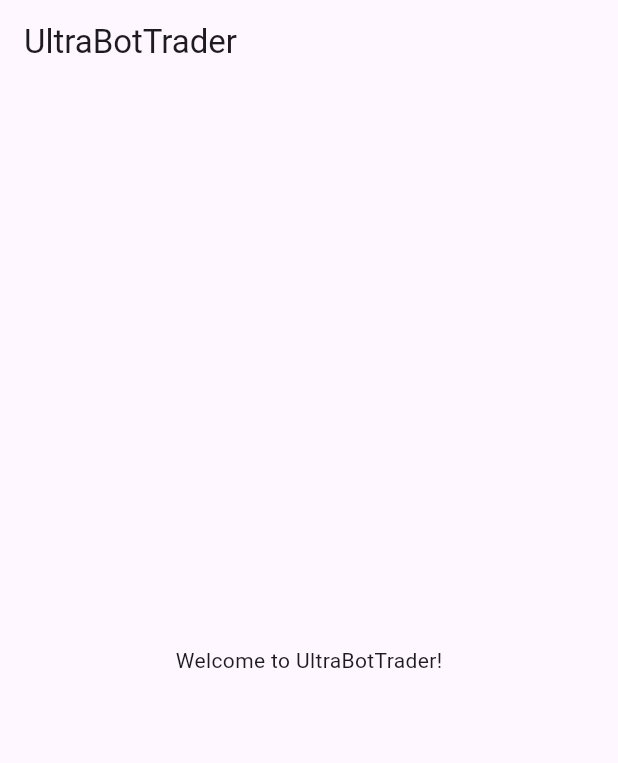
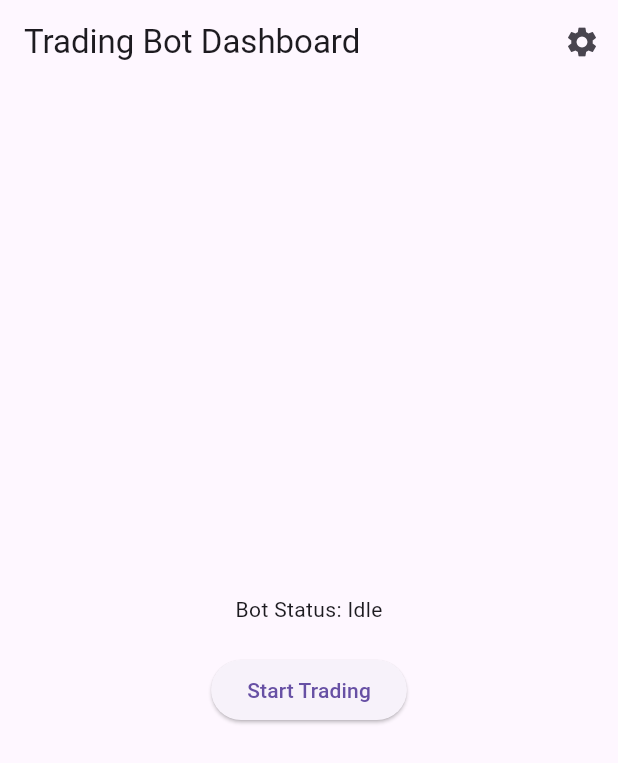
Before and after one commit to makise-ui/UltraBotTrader, a Flutter app: the screen it shows after launch, on a phone screen of 412 x 824 dp. Shown: the top 763 px of the screen. Run offline on Flutter 3.47's test engine with Material 3 defaults, Android fonts, the phone set to English and light mode, and no system bars; our stand-ins replace flutter_secure_storage; missing offline and left inert: flutter_background_service, flutter_background_service_android.

Commit message:
project added files

```diff
--- a/lib/main.dart
+++ b/lib/main.dart
@@ -1,8 +1,21 @@
 import 'package:flutter/material.dart';
-import 'package:flutter_riverpod/flutter_riverpod.dart';
+import 'package:provider/provider.dart';
+import 'package:trading_bot_app/ui/screens/dashboard_screen.dart';
+import 'package:trading_bot_app/ui/screens/settings_screen.dart';
+import 'package:trading_bot_app/services/trading_service.dart';
+import 'package:trading_bot_app/services/background_service.dart';
 
-void main() {
-  runApp(const ProviderScope(child: MyApp()));
+void main() async {
+  WidgetsFlutterBinding.ensureInitialized();
+  await initializeService(); // Initialize background service
+  runApp(
+    MultiProvider(
+      providers: [
+        ChangeNotifierProvider(create: (_) => TradingService()),
+      ],
+      child: const MyApp(),
+    ),
+  );
 }
 
 class MyApp extends StatelessWidget {
@@ -11,36 +24,15 @@ class MyApp extends StatelessWidget {
   @override
   Widget build(BuildContext context) {
     return MaterialApp(
-      title: 'UltraBotTrader',
+      title: 'Trading Bot App',
       theme: ThemeData(
-        primarySwatch: Colors.blueGrey,
-        visualDensity: VisualDensity.adaptivePlatformDensity,
+        primarySwatch: Colors.blue,
       ),
-      home: const MyHomePage(),
+      initialRoute: '/',
+      routes: {
+        '/': (context) => const DashboardScreen(),
+        '/settings': (context) => const SettingsScreen(),
+      },
     );
   }
 }
-
-class MyHomePage extends ConsumerWidget {
-  const MyHomePage({super.key});
-
-  @override
-  Widget build(BuildContext context, WidgetRef ref) {
-    return Scaffold(
-      appBar: AppBar(
-        title: const Text('UltraBotTrader'),
-      ),
-      body: Center(
-        child: Column(
-          mainAxisAlignment: MainAxisAlignment.center,
-          children: <Widget>[
-            const Text(
-              'Welcome to UltraBotTrader!',
-            ),
-            // TODO: Add more UI elements for API key input, strategy selection, etc.
-          ],
-        ),
-      ),
-    );
-  }
-}
--- /dev/null
+++ b/lib/services/trading_service.dart
@@ -0,0 +1,21 @@
+import 'package:flutter/foundation.dart';
+
+class TradingService extends ChangeNotifier {
+  // This service will handle the trading logic, strategy execution, etc.
+  // For now, it's a placeholder.
+
+  String _status = 'Idle';
+  String get status => _status;
+
+  void startTrading() {
+    _status = 'Trading...';
+    notifyListeners();
+    // Implement actual trading logic here
+  }
+
+  void stopTrading() {
+    _status = 'Idle';
+    notifyListeners();
+    // Implement stopping trading logic here
+  }
+}
--- /dev/null
+++ b/lib/ui/screens/dashboard_screen.dart
@@ -0,0 +1,51 @@
+import 'package:flutter/material.dart';
+import 'package:provider/provider.dart';
+import 'package:trading_bot_app/services/trading_service.dart';
+
+class DashboardScreen extends StatelessWidget {
+  const DashboardScreen({super.key});
+
+  @override
+  Widget build(BuildContext context) {
+    return Scaffold(
+      appBar: AppBar(
+        title: const Text('Trading Bot Dashboard'),
+        actions: [
+          IconButton(
+            icon: const Icon(Icons.settings),
+            onPressed: () {
+              Navigator.pushNamed(context, '/settings');
+            },
+          ),
+        ],
+      ),
+      body: Center(
+        child: Column(
+          mainAxisAlignment: MainAxisAlignment.center,
+          children: [
+            Consumer<TradingService>(
+              builder: (context, tradingService, child) {
+                return Text('Bot Status: ${tradingService.status}');
+              },
+            ),
+            const SizedBox(height: 20),
+            Consumer<TradingService>(
+              builder: (context, tradingService, child) {
+                return ElevatedButton(
+                  onPressed: () {
+                    if (tradingService.status == 'Idle') {
+                      tradingService.startTrading();
+                    } else {
+                      tradingService.stopTrading();
+                    }
+                  },
+                  child: Text(tradingService.status == 'Idle' ? 'Start Trading' : 'Stop Trading'),
+                );
+              },
+            ),
+          ],
+        ),
+      ),
+    );
+  }
+}
```
Also changed, not shown: analysis_options.yaml (added, +28 -0 lines), lib/api/base_api.dart (added, +12 -0 lines), lib/api/binance_api.dart (added, +82 -0 lines), lib/models/strategy.dart (added, +45 -0 lines), lib/models/trade.dart (added, +35 -0 lines), lib/services/background_service.dart (added, +58 -0 lines), lib/ui/screens/settings_screen.dart (added, +17 -0 lines), lib/utils/secure_storage.dart (added, +17 -0 lines), pubspec.yaml (+7 -12 lines), pubspec.lock (added), 127 other files.
